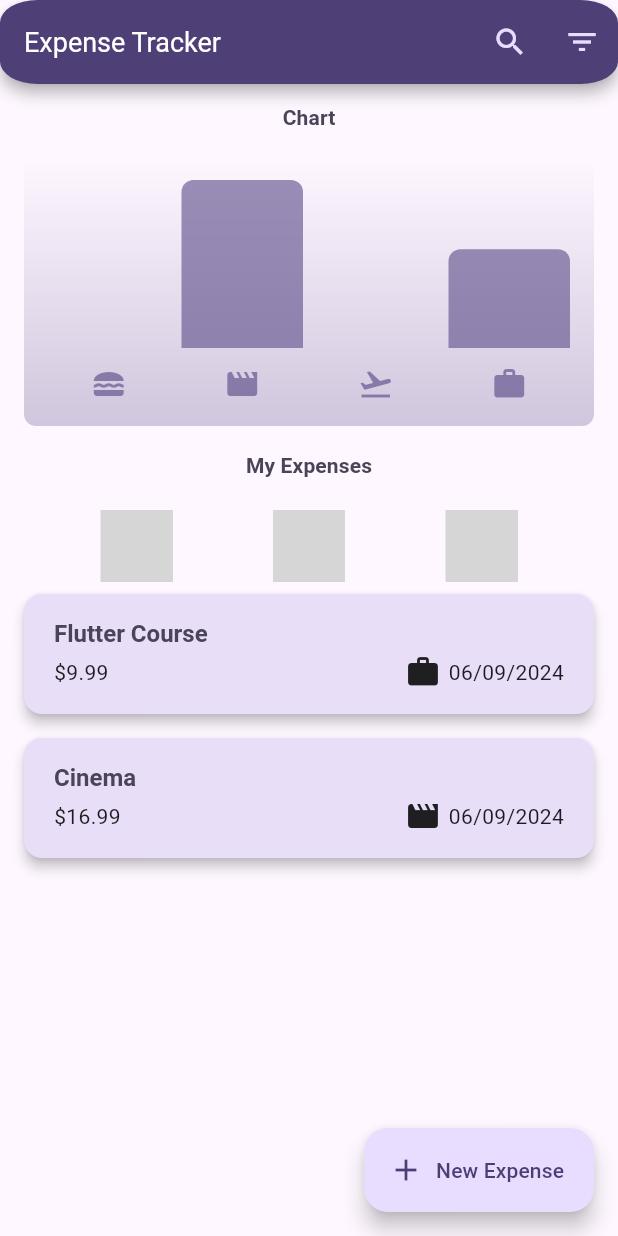
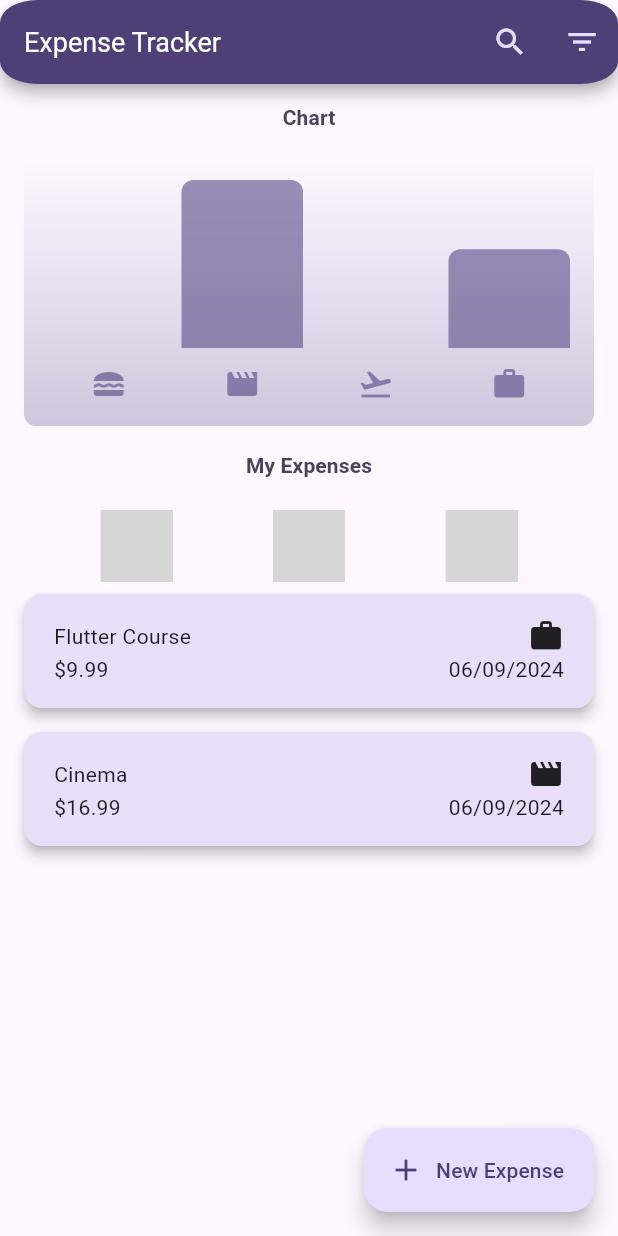
Before and after one commit to edoremo00/FlutterCourse, a Flutter app: the screen it shows after launch, on a phone screen of 412 x 824 dp. Run offline on Flutter 3.47's test engine with Material 3 defaults, Android fonts, the light colour scheme and no system bars; our stand-ins replace google_fonts; Roboto replaces fonts that are missing (Ubuntu); grey boxes are pictures that could not be loaded.

Commit message:
Ui card singola spesa modificata

```diff
--- a/lib/widgets/expenses-list/expense_item.dart
+++ b/lib/widgets/expenses-list/expense_item.dart
@@ -5,27 +5,51 @@ import 'package:flutter/material.dart';
 class ExpenseItem extends StatelessWidget {
   final Expense expenseitem;
   String currencySymbol;
-  ExpenseItem({super.key, required this.expenseitem,required this.currencySymbol});
+  ExpenseItem(
+      {super.key, required this.expenseitem, required this.currencySymbol});
   @override
   Widget build(BuildContext context) {
     return Card(
+      // color: expenseTypes[expenseitem.expenseType]!.shade400,
+      // child: Padding(
+      //   padding: const EdgeInsets.symmetric(vertical: 16, horizontal: 20),
+      //   child: Column(
+      //     crossAxisAlignment: CrossAxisAlignment.start,
+      //     children: [
+      //       Text(expenseitem.title,style: Theme.of(context).textTheme.titleLarge,),
+      //       Icon(categoryIcons[expenseitem.category]),
+      //       const SizedBox(
+      //         height: 4,
+      //       ),
+      //       Row(
+      //         children: [
+      //           Text(
+      //            "$currencySymbol${expenseitem.amount.toStringAsFixed(2)}"
+      //           ),
+      //           const Spacer(),
+      //           // Icon(categoryIcons[expenseitem.category]),
+      //           const SizedBox(width: 5,),
+      //           Text(expenseitem.formattedDate)
+      //         ],
+      //       )
+      //     ],
+      //   ),
+      // ),
       child: Padding(
         padding: const EdgeInsets.symmetric(vertical: 16, horizontal: 20),
         child: Column(
-          crossAxisAlignment: CrossAxisAlignment.start,
           children: [
-            Text(expenseitem.title,style: Theme.of(context).textTheme.titleLarge,),
-            const SizedBox(
-              height: 4,
+            Row(
+              mainAxisAlignment: MainAxisAlignment.spaceBetween,
+              children: [
+                Text(expenseitem.title),
+                Icon(categoryIcons[expenseitem.category]),
+              ],
             ),
             Row(
+              mainAxisAlignment: MainAxisAlignment.spaceBetween,
               children: [
-                Text(
-                 "$currencySymbol${expenseitem.amount.toStringAsFixed(2)}"
-                ),
-                const Spacer(),
-                Icon(categoryIcons[expenseitem.category]),
-                const SizedBox(width: 5,),
+                Text("$currencySymbol${expenseitem.amount.toStringAsFixed(2)}"),
                 Text(expenseitem.formattedDate)
               ],
             )
```
